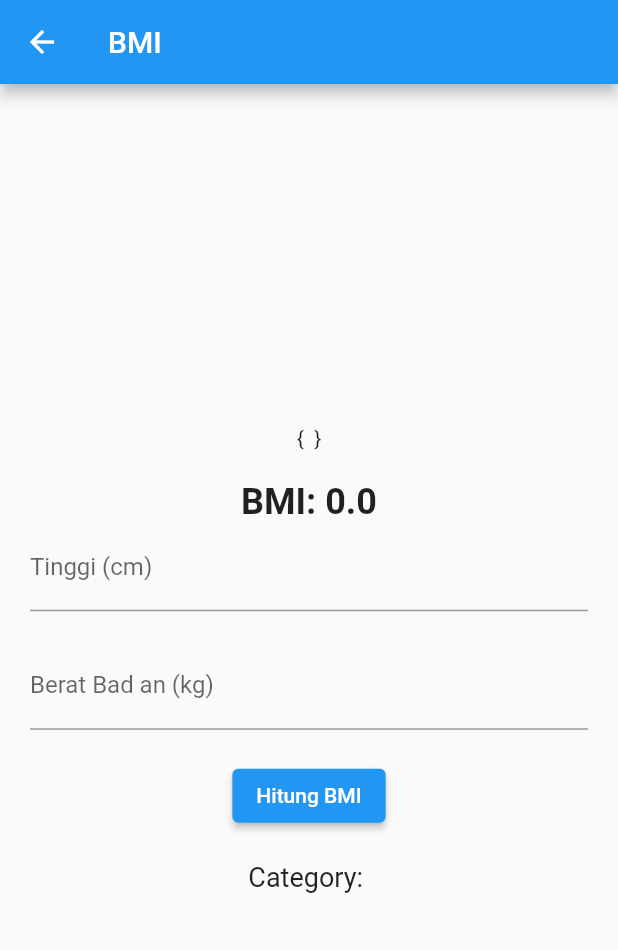
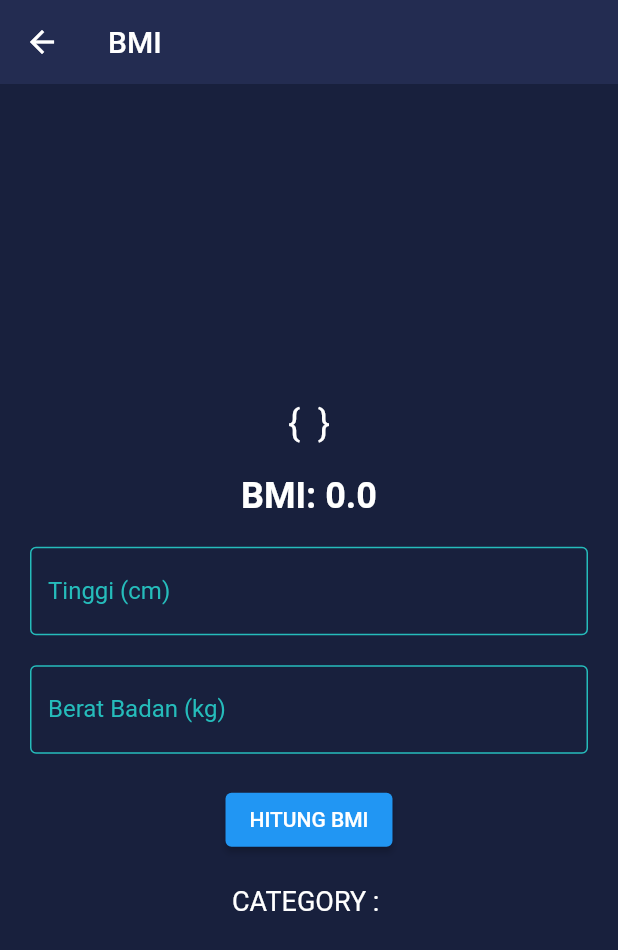
Before and after one commit to ZamzamiIlham/_bmi, a Flutter app: the BMICalculator screen opened directly with empty values, on a phone screen of 412 x 824 dp. Shown: the top 950 px of the screen. Run offline on Flutter 3.47's test engine with Material 2 defaults, Android fonts, the phone set to English and light mode, and no system bars.

Commit message:
Commit Keitga

```diff
--- a/lib/home_page.dart
+++ b/lib/home_page.dart
@@ -11,6 +11,11 @@ class BMICalculator extends StatefulWidget {
 }
 
 class _BMICalculatorState extends State<BMICalculator> {
+  final Color primaryColor = Color(0xff18203d);
+  final Color secondaryColor = Color(0xff232c51);
+
+  final Color logoGreen = Color(0xff25bcbb);
+  /////////////////////////////////////
   final TextEditingController _usernameController = TextEditingController();
   final TextEditingController _passwordController = TextEditingController();
   final TextEditingController _heightController = TextEditingController();
@@ -25,11 +30,11 @@ class _BMICalculatorState extends State<BMICalculator> {
     setState(() {
       _bmiResult = bmi;
       if (_bmiResult < 18.5) {
-        _bmiCategory = 'Kurus';
+        _bmiCategory = 'KURUS';
       } else if (_bmiResult >= 18.5 && _bmiResult < 25) {
-        _bmiCategory = 'Normal';
+        _bmiCategory = 'NORMAL';
       } else {
-        _bmiCategory = 'Overweight';
+        _bmiCategory = 'OVERWEIGHT';
       }
     });
   }
@@ -39,47 +44,72 @@ class _BMICalculatorState extends State<BMICalculator> {
     return Scaffold(
       appBar: AppBar(
         title: Text('BMI'),
+        backgroundColor: secondaryColor,
+        elevation: 0,
       ),
+      backgroundColor: primaryColor,
       body: Center(
         child: Container(
           padding: EdgeInsets.all(20),
           child: Column(
             mainAxisAlignment: MainAxisAlignment.center,
             children: <Widget>[
-              Text('{ ${widget.username} }'),
-              //Text(widget.password),
+              Text(
+                '{ ${widget.username} }',
+                style: TextStyle(color: Colors.white, fontSize: 24),
+              ),
               SizedBox(height: 20),
               Text(
                 'BMI: ${_bmiResult.toStringAsFixed(1)}',
                 style: TextStyle(
+                  color: Colors.white,
                   fontSize: 24,
                   fontWeight: FontWeight.bold,
                 ),
               ),
+              SizedBox(height: 20),
               TextField(
+                style: TextStyle(color: Colors.white),
                 controller: _heightController,
                 keyboardType: TextInputType.number,
                 decoration: InputDecoration(
-                  labelText: 'Tinggi (cm)',
-                ),
+                    labelText: 'Tinggi (cm)',
+                    enabledBorder: OutlineInputBorder(
+                      borderSide: BorderSide(
+                        color: logoGreen,
+                      ),
+                    ),
+                    focusedBorder: OutlineInputBorder(
+                        borderSide: BorderSide(color: logoGreen)),
+                    labelStyle: new TextStyle(color: logoGreen)),
               ),
               SizedBox(height: 20),
               TextField(
+                style: TextStyle(color: Colors.white),
                 controller: _weightController,
                 keyboardType: TextInputType.number,
                 decoration: InputDecoration(
-                  labelText: 'Berat Bad an (kg)',
-                ),
+                    labelText: 'Berat Badan (kg)',
+                    enabledBorder: OutlineInputBorder(
+                      borderSide: BorderSide(
+                        color: logoGreen,
+                      ),
+                    ),
+                    focusedBorder: OutlineInputBorder(
+                        borderSide: BorderSide(color: logoGreen)),
+                    labelStyle: new TextStyle(color: logoGreen)),
               ),
               SizedBox(height: 20),
               ElevatedButton(
                 onPressed: _calculateBMI,
-                child: Text('Hitung BMI'),
+                child:
+                    Text('HITUNG BMI', style: TextStyle(color: Colors.white)),
               ),
               SizedBox(height: 20),
               Text(
-                'Category: $_bmiCategory',
+                'CATEGORY : $_bmiCategory',
                 style: TextStyle(
+                  color: Colors.white,
                   fontSize: 18,
                 ),
               ),
--- a/pubspec.yaml
+++ b/pubspec.yaml
@@ -61,6 +61,8 @@ flutter:
   # To add assets to your application, add an assets section, like this:
   assets:
       - assets/images/sign.png
+      - assets/images/signup.png
+      - assets/images/login.png
   #   - images/a_dot_burr.jpeg
   #   - images/a_dot_ham.jpeg
 
```
Also changed, not shown: lib/login.dart (+19 -8 lines), lib/sign_up.dart (+10 -7 lines), assets/images/login.png (added), assets/images/signup.png (added).
